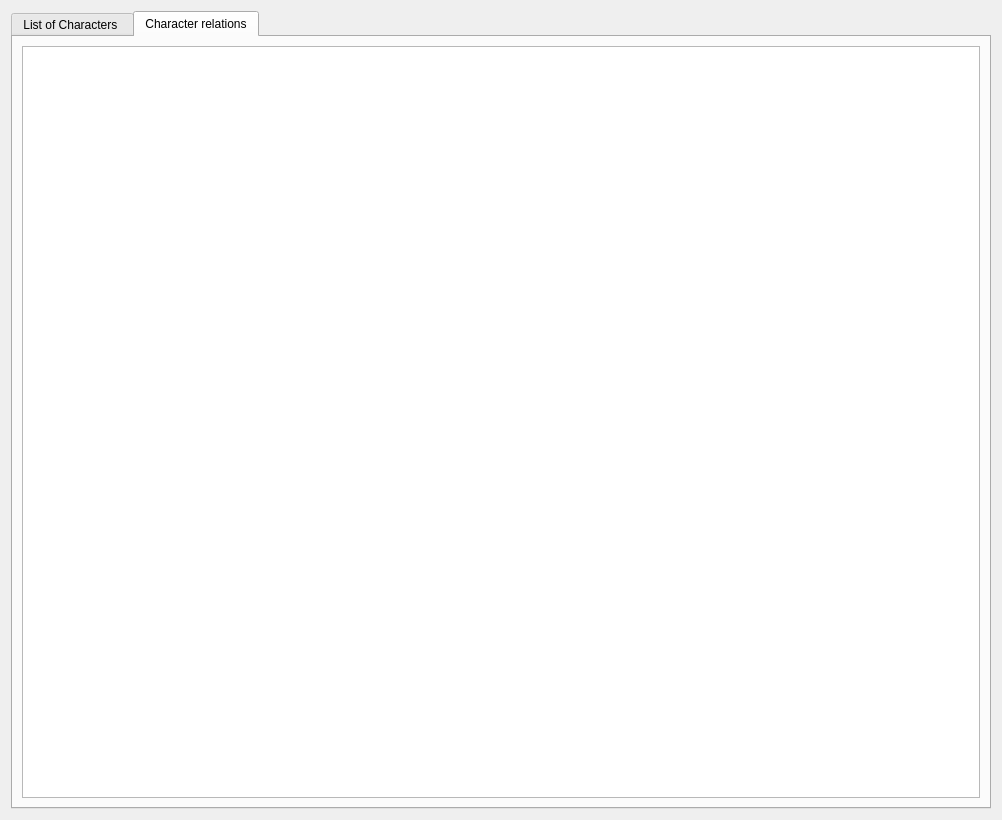
Above: ui/characters_view.ui from zkovari/plotlyst before the change. Below: the same form after it.
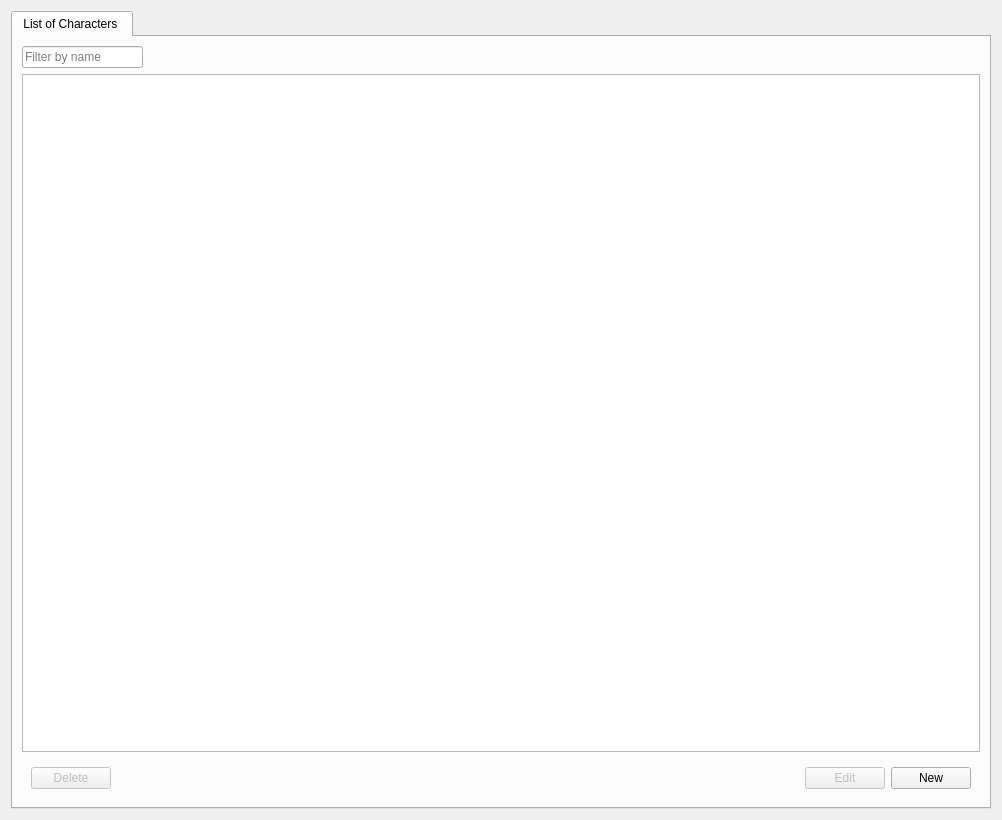
That is the form after the change. The open tabs and pages were chosen to show the change.

Commit message: Extend scene editor with synopsis and characters

Diff of the .ui file:
```diff
--- a/ui/characters_view.ui
+++ b/ui/characters_view.ui
@@ -112,16 +112,6 @@
        </item>
       </layout>
      </widget>
-     <widget class="QWidget" name="tab_2">
-      <attribute name="title">
-       <string>Character relations</string>
-      </attribute>
-      <layout class="QVBoxLayout" name="verticalLayout_2">
-       <item>
-        <widget class="QGraphicsView" name="graphicsView"/>
-       </item>
-      </layout>
-     </widget>
     </widget>
    </item>
   </layout>
```
The commit also changes 14 other files.
